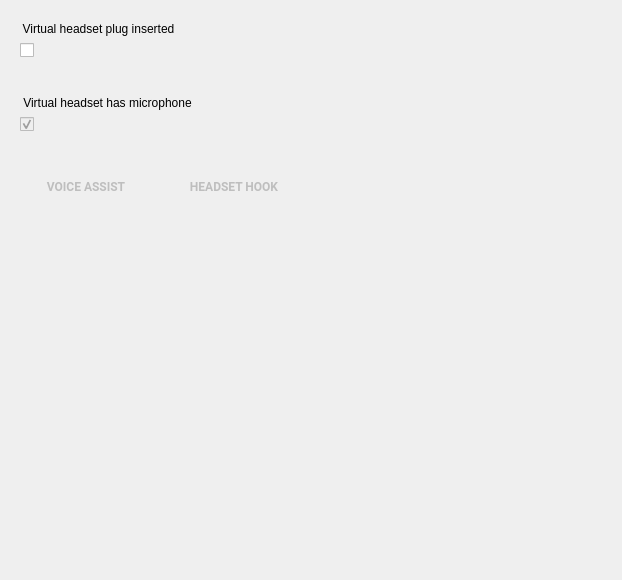
Above: android/android-emu/android/skin/qt/extended-pages/microphone-page.ui from aosp-mirror/platform_external_qemu before the change. Below: the same form after it.
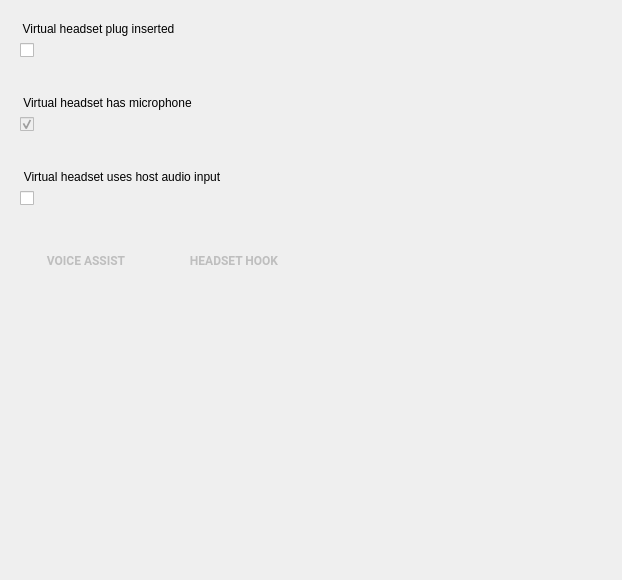
That is the form after the change. Custom widgets are drawn as their Qt base class.

Commit message: [audio] Mechanism to dynamically toggle real audio

The edit to the form file:
```diff
--- a/android/android-emu/android/skin/qt/extended-pages/microphone-page.ui
+++ b/android/android-emu/android/skin/qt/extended-pages/microphone-page.ui
@@ -117,7 +117,7 @@
    <property name="geometry">
     <rect>
      <x>20</x>
-     <y>168</y>
+     <y>242</y>
      <width>132</width>
      <height>36</height>
     </rect>
@@ -149,7 +149,7 @@
    <property name="geometry">
     <rect>
      <x>168</x>
-     <y>168</y>
+     <y>242</y>
      <width>132</width>
      <height>36</height>
     </rect>
@@ -174,6 +174,53 @@
     <bool>false</bool>
    </property>
   </widget>
+  <widget class="QGroupBox" name="mic_allowRealAudioLabel">
+   <property name="geometry">
+    <rect>
+     <x>20</x>
+     <y>168</y>
+     <width>251</width>
+     <height>24</height>
+    </rect>
+   </property>
+   <property name="styleSheet">
+    <string notr="true">border: 0px;</string>
+   </property>
+   <property name="title">
+    <string>Virtual headset uses host audio input</string>
+   </property>
+   <property name="ColorGroup" stdset="0">
+    <string notr="true">Title</string>
+   </property>
+  </widget>
+  <widget class="QCheckBox" name="mic_allowRealAudio">
+   <property name="geometry">
+    <rect>
+     <x>20</x>
+     <y>186</y>
+     <width>211</width>
+     <height>24</height>
+    </rect>
+   </property>
+   <property name="accessibleDescription">
+    <string>Virtual headset plug inserted</string>
+   </property>
+   <property name="iconSize">
+    <size>
+     <width>24</width>
+     <height>24</height>
+    </size>
+   </property>
+   <property name="checked">
+    <bool>false</bool>
+   </property>
+   <property name="ColorGroup" stdset="0">
+    <string>Toggle</string>
+   </property>
+   <property name="report_metrics" stdset="0">
+    <bool>false</bool>
+   </property>
+  </widget>
   <zorder>mic_insertedLabel</zorder>
   <zorder>mic_hasMicLabel</zorder>
   <zorder>mic_voiceAssistButton</zorder>
```
Left out of the diff: 2 changed lines with no effect on the pictures. The commit also changes 6 other files.
